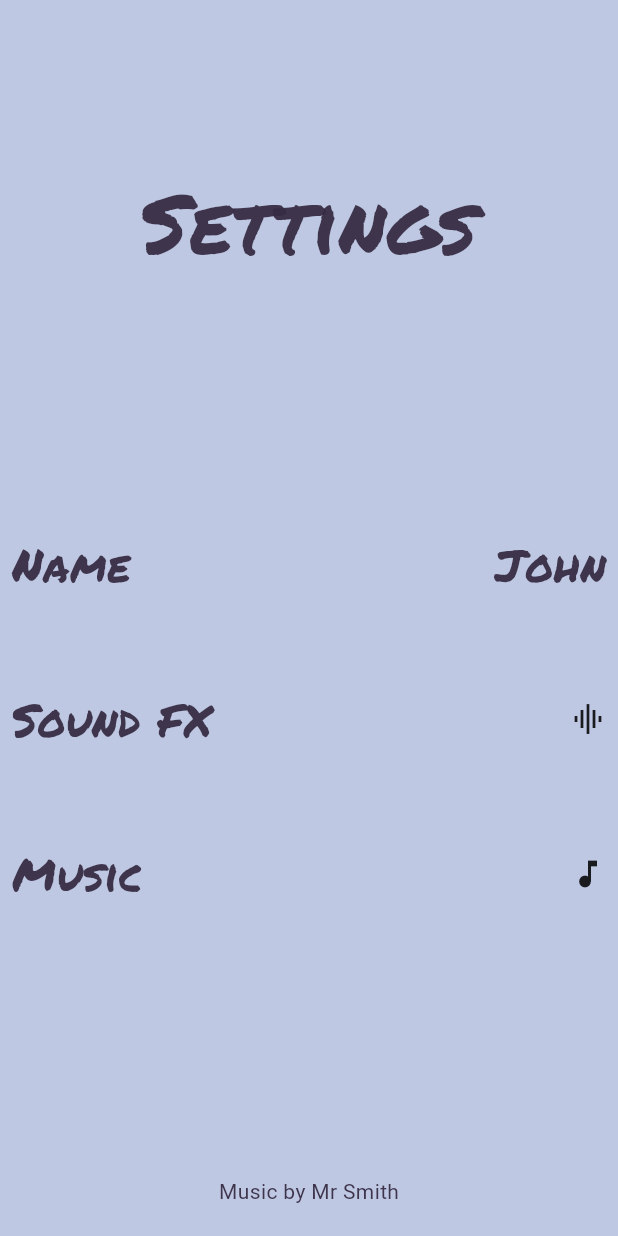
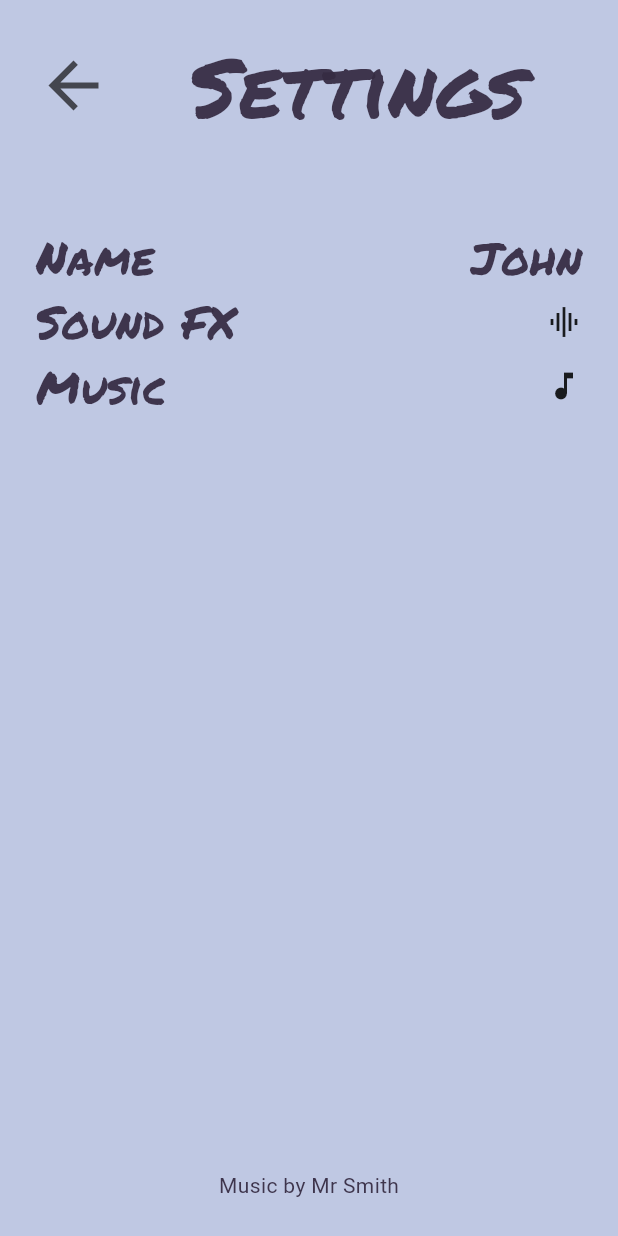
Before and after one commit to icodeyou/betclictactoe, a Flutter app: the SettingsScreen screen opened by its route, on a phone screen of 412 x 824 dp. Run offline on Flutter 3.47's test engine with Material 3 defaults, Android fonts, the phone set to English and light mode, and no system bars; our stand-ins replace audioplayers, go_router, logger.

Commit message:
clean(settings): add back button and fix margins

```diff
--- a/lib/ui/settings/settings_screen.dart
+++ b/lib/ui/settings/settings_screen.dart
@@ -1,25 +1,28 @@
 import 'package:betclictactoe/theme/colors.dart';
-import 'package:betclictactoe/ui/shared/widgets/app_button.dart';
 import 'package:flutter/material.dart' hide Colors;
-import 'package:go_router/go_router.dart';
 
 import 'custom_name_dialog.dart';
 
 class SettingsScreen extends StatelessWidget {
   const SettingsScreen({super.key});
 
-  static const _gap = SizedBox(height: 60);
-
   @override
   Widget build(BuildContext context) {
     return Scaffold(
       backgroundColor: AppColors.backgroundSettings,
-      body: SingleChildScrollView(
+      body: SafeArea(
+        child: Padding(
+          padding: const EdgeInsets.symmetric(horizontal: 16, vertical: 24),
           child: Column(
             spacing: 60,
             children: [
-            _gap,
-            const Text(
+              Row(
+                children: [
+                  BackButton(
+                    style: ButtonStyle(iconSize: WidgetStateProperty.all(50)),
+                  ),
+                  Expanded(
+                    child: const Text(
                       'Settings',
                       textAlign: TextAlign.center,
                       style: TextStyle(
@@ -28,7 +31,12 @@ class SettingsScreen extends StatelessWidget {
                         height: 1,
                       ),
                     ),
-            _gap,
+                  ),
+                ],
+              ),
+              Expanded(
+                child: ListView(
+                  children: [
                     const _NameChangeLine('Name'),
                     _SettingsLine(
                       'Sound FX',
@@ -46,16 +54,12 @@ class SettingsScreen extends StatelessWidget {
                         // TODO: Call notifier
                       },
                     ),
-            _gap,
+                  ],
+                ),
+              ),
               const Text('Music by Mr Smith'),
-            _gap,
-            AppButton(
-              onPressed: () {
-                context.pop();
-              },
-              child: const Text('Back'),
+            ],
           ),
-          ],
         ),
       ),
     );
```
Lines whose indentation alone changed are shown as unchanged.
